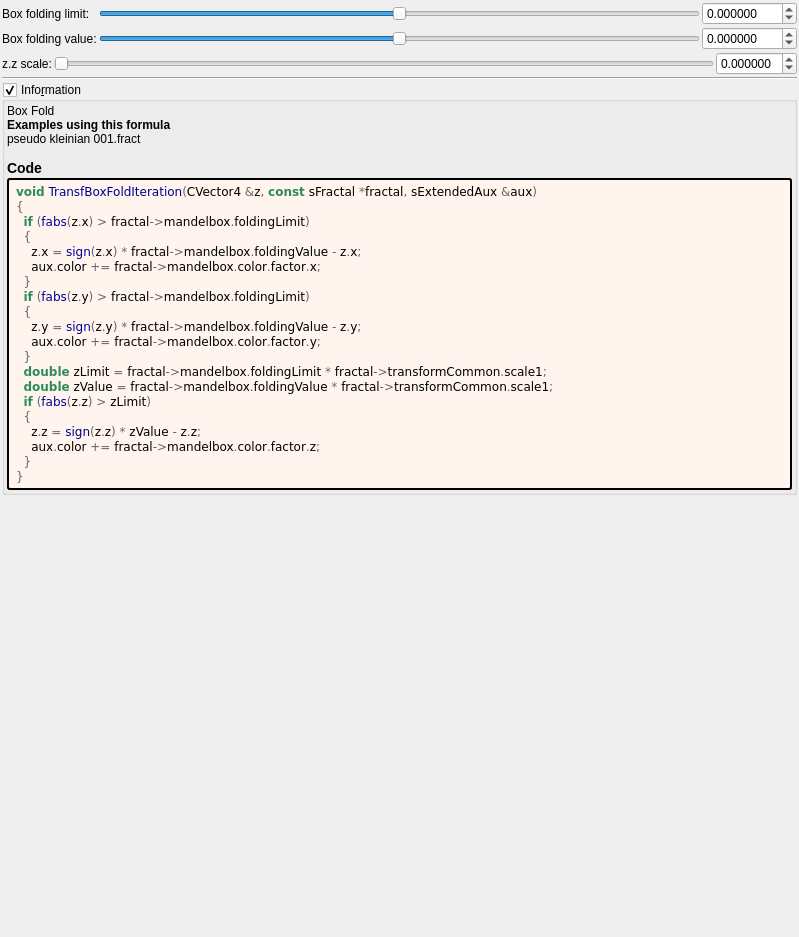
Before: the Qt Designer form mandelbulber2/formula/ui/fractal_transf_box_fold.ui in buddhi1980/mandelbulber2, drawn with Qt 5.
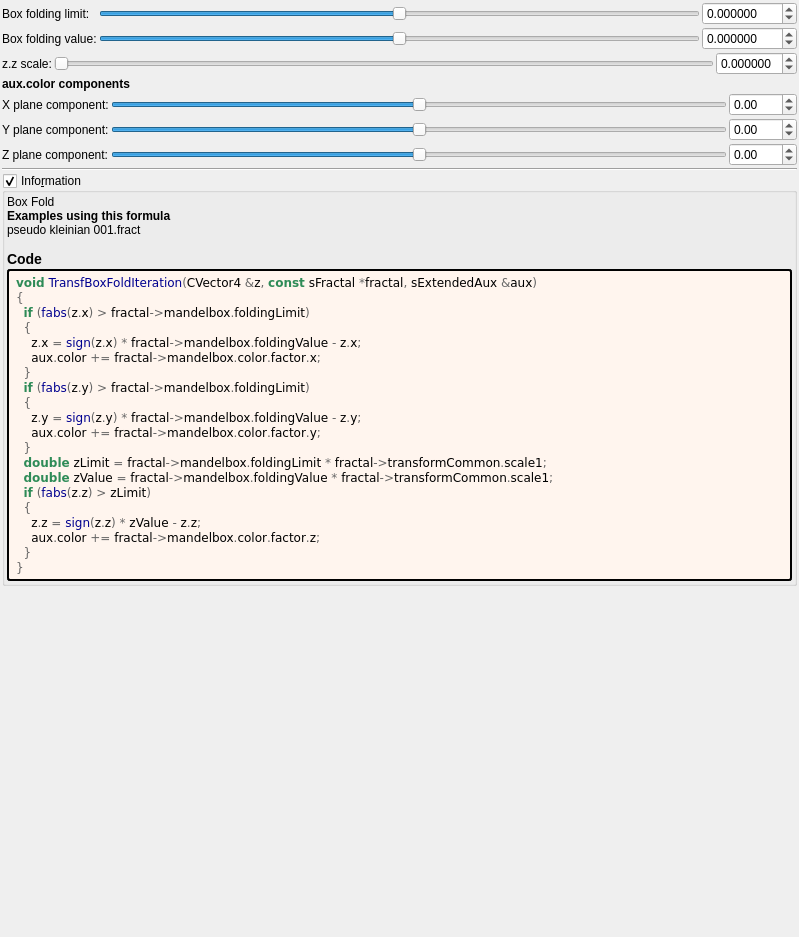
After: the same form once the commit is applied. Custom widgets are drawn as their Qt base class.

Commit message: more general color updates and fixes

What changed in the file:
```diff
--- a/mandelbulber2/formula/ui/fractal_transf_box_fold.ui
+++ b/mandelbulber2/formula/ui/fractal_transf_box_fold.ui
@@ -211,6 +211,197 @@
      </item>
     </layout>
    </item>
+   <item>
+    <layout class="QGridLayout" name="gridLayout_13">
+     <property name="spacing">
+      <number>2</number>
+     </property>
+     <item row="4" column="2">
+      <widget class="MyDoubleSpinBox" name="spinbox3_mandelbox_color_z">
+       <property name="sizePolicy">
+        <sizepolicy hsizetype="Minimum" vsizetype="Maximum">
+         <horstretch>0</horstretch>
+         <verstretch>0</verstretch>
+        </sizepolicy>
+       </property>
+       <property name="prefix">
+        <string/>
+       </property>
+       <property name="suffix">
+        <string/>
+       </property>
+       <property name="decimals">
+        <number>2</number>
+       </property>
+       <property name="minimum">
+        <double>-100.000000000000000</double>
+       </property>
+       <property name="maximum">
+        <double>100.000000000000000</double>
+       </property>
+       <property name="singleStep">
+        <double>0.100000000000000</double>
+       </property>
+      </widget>
+     </item>
+     <item row="2" column="0">
+      <widget class="QLabel" name="label_25">
+       <property name="text">
+        <string>X plane component:</string>
+       </property>
+      </widget>
+     </item>
+     <item row="4" column="1">
+      <widget class="QSlider" name="slider3_mandelbox_color_z">
+       <property name="sizePolicy">
+        <sizepolicy hsizetype="Expanding" vsizetype="Maximum">
+         <horstretch>0</horstretch>
+         <verstretch>0</verstretch>
+        </sizepolicy>
+       </property>
+       <property name="minimum">
+        <number>-500</number>
+       </property>
+       <property name="maximum">
+        <number>500</number>
+       </property>
+       <property name="singleStep">
+        <number>1</number>
+       </property>
+       <property name="orientation">
+        <enum>Qt::Horizontal</enum>
+       </property>
+      </widget>
+     </item>
+     <item row="2" column="1">
+      <widget class="QSlider" name="slider3_mandelbox_color_x">
+       <property name="sizePolicy">
+        <sizepolicy hsizetype="Expanding" vsizetype="Maximum">
+         <horstretch>0</horstretch>
+         <verstretch>0</verstretch>
+        </sizepolicy>
+       </property>
+       <property name="minimum">
+        <number>-500</number>
+       </property>
+       <property name="maximum">
+        <number>500</number>
+       </property>
+       <property name="singleStep">
+        <number>1</number>
+       </property>
+       <property name="orientation">
+        <enum>Qt::Horizontal</enum>
+       </property>
+      </widget>
+     </item>
+     <item row="2" column="2">
+      <widget class="MyDoubleSpinBox" name="spinbox3_mandelbox_color_x">
+       <property name="sizePolicy">
+        <sizepolicy hsizetype="Minimum" vsizetype="Maximum">
+         <horstretch>0</horstretch>
+         <verstretch>0</verstretch>
+        </sizepolicy>
+       </property>
+       <property name="prefix">
+        <string/>
+       </property>
+       <property name="suffix">
+        <string/>
+       </property>
+       <property name="decimals">
+        <number>2</number>
+       </property>
+       <property name="minimum">
+        <double>-100.000000000000000</double>
+       </property>
+       <property name="maximum">
+        <double>100.000000000000000</double>
+       </property>
+       <property name="singleStep">
+        <double>0.100000000000000</double>
+       </property>
+      </widget>
+     </item>
+     <item row="3" column="0">
+      <widget class="QLabel" name="label_26">
+       <property name="text">
+        <string>Y plane component:</string>
+       </property>
+      </widget>
+     </item>
+     <item row="3" column="1">
+      <widget class="QSlider" name="slider3_mandelbox_color_y">
+       <property name="sizePolicy">
+        <sizepolicy hsizetype="Expanding" vsizetype="Maximum">
+         <horstretch>0</horstretch>
+         <verstretch>0</verstretch>
+        </sizepolicy>
+       </property>
+       <property name="minimum">
+        <number>-500</number>
+       </property>
+       <property name="maximum">
+        <number>500</number>
+       </property>
+       <property name="singleStep">
+        <number>1</number>
+       </property>
+       <property name="orientation">
+        <enum>Qt::Horizontal</enum>
+       </property>
+      </widget>
+     </item>
+     <item row="4" column="0">
+      <widget class="QLabel" name="label_30">
+       <property name="text">
+        <string>Z plane component:</string>
+       </property>
+      </widget>
+     </item>
+     <item row="3" column="2">
+      <widget class="MyDoubleSpinBox" name="spinbox3_mandelbox_color_y">
+       <property name="sizePolicy">
+        <sizepolicy hsizetype="Minimum" vsizetype="Maximum">
+         <horstretch>0</horstretch>
+         <verstretch>0</verstretch>
+        </sizepolicy>
+       </property>
+       <property name="prefix">
+        <string/>
+       </property>
+       <property name="suffix">
+        <string/>
+       </property>
+       <property name="decimals">
+        <number>2</number>
+       </property>
+       <property name="minimum">
+        <double>-100.000000000000000</double>
+       </property>
+       <property name="maximum">
+        <double>100.000000000000000</double>
+       </property>
+       <property name="singleStep">
+        <double>0.100000000000000</double>
+       </property>
+      </widget>
+     </item>
+     <item row="0" column="0" colspan="2">
+      <widget class="QLabel" name="label_70">
+       <property name="font">
+        <font>
+         <weight>75</weight>
+         <bold>true</bold>
+        </font>
+       </property>
+       <property name="text">
+        <string>aux.color components</string>
+       </property>
+      </widget>
+     </item>
+    </layout>
+   </item>
    <item>
     <widget class="Line" name="line_40">
      <property name="orientation">
@@ -246,27 +437,30 @@
        <number>2</number>
       </property>
       <item>
-	   <widget class="QLabel" name="label_information_general">
-	    <property name="text">
-		 <string notr="true">&lt;p&gt;Box Fold&lt;/p&gt;&lt;table&gt;
+       <widget class="QLabel" name="label_information_general">
+        <property name="text">
+         <string notr="true">&lt;p&gt;Box Fold&lt;/p&gt;&lt;table&gt;
 &lt;/table&gt;
 &lt;br&gt;&lt;b&gt;Examples using this formula&lt;/b&gt;&lt;br&gt;pseudo kleinian 001.fract&lt;h3&gt;Code&lt;/h3&gt;</string>
-		</property>
-		<property name="wordWrap">
-		 <bool>true</bool>
-		</property>
-		<property name="openExternalLinks">
-		 <bool>true</bool>
-		</property>
-		<property name="textInteractionFlags">
-		 <set>Qt::LinksAccessibleByMouse|Qt::TextSelectableByMouse</set>
-		</property>
-		</widget>
-	   </item>
-	   <item>
-	    <widget class="QLabel" name="label_code_content">
-		 <property name="text">
-		  <string notr="true">&lt;body style=&quot;background-color:#fff5ee&quot;&gt;
+        </property>
+        <property name="wordWrap">
+         <bool>true</bool>
+        </property>
+        <property name="openExternalLinks">
+         <bool>true</bool>
+        </property>
+        <property name="textInteractionFlags">
+         <set>Qt::LinksAccessibleByMouse|Qt::TextSelectableByMouse</set>
+        </property>
+       </widget>
+      </item>
+      <item>
+       <widget class="QLabel" name="label_code_content">
+        <property name="styleSheet">
+         <string notr="true">border-style: outset; border-width: 2px; border-radius: 3px; border-color: black; background-color: #fff5ee; padding: 4px;</string>
+        </property>
+        <property name="text">
+         <string notr="true">&lt;body style=&quot;background-color:#fff5ee&quot;&gt;
 &lt;pre style=&quot;color:#000000; background-color:#fff5ee;  font-family:'Courier New',monospace;&quot;&gt;&lt;span style=&quot;color:#2e8b57; font-weight:bold&quot;&gt;void&lt;/span&gt; &lt;span style=&quot;color:#00008f&quot;&gt;TransfBoxFoldIteration&lt;/span&gt;&lt;span style=&quot;color:#676767&quot;&gt;(&lt;/span&gt;CVector4 &lt;span style=&quot;color:#676767&quot;&gt;&amp;amp;&lt;/span&gt;z&lt;span style=&quot;color:#676767&quot;&gt;,&lt;/span&gt; &lt;span style=&quot;color:#2e8b57; font-weight:bold&quot;&gt;const&lt;/span&gt; sFractal &lt;span style=&quot;color:#676767&quot;&gt;*&lt;/span&gt;fractal&lt;span style=&quot;color:#676767&quot;&gt;,&lt;/span&gt; sExtendedAux &lt;span style=&quot;color:#676767&quot;&gt;&amp;amp;&lt;/span&gt;aux&lt;span style=&quot;color:#676767&quot;&gt;)&lt;/span&gt;
 &lt;span style=&quot;color:#676767&quot;&gt;{&lt;/span&gt;
   &lt;span style=&quot;color:#2e8b57; font-weight:bold&quot;&gt;if&lt;/span&gt; &lt;span style=&quot;color:#676767&quot;&gt;(&lt;/span&gt;&lt;span style=&quot;color:#00008f&quot;&gt;fabs&lt;/span&gt;&lt;span style=&quot;color:#676767&quot;&gt;(&lt;/span&gt;z&lt;span style=&quot;color:#676767&quot;&gt;.&lt;/span&gt;x&lt;span style=&quot;color:#676767&quot;&gt;) &amp;gt;&lt;/span&gt; fractal&lt;span style=&quot;color:#676767&quot;&gt;-&amp;gt;&lt;/span&gt;mandelbox&lt;span style=&quot;color:#676767&quot;&gt;.&lt;/span&gt;foldingLimit&lt;span style=&quot;color:#676767&quot;&gt;)&lt;/span&gt;
@@ -289,22 +483,19 @@
 &lt;span style=&quot;color:#676767&quot;&gt;}&lt;/span&gt;
 &lt;/pre&gt;
 &lt;/body&gt;</string>
-		 </property>
-		 <property name="wordWrap">
-		  <bool>true</bool>
-		 </property>
-		 <property name="openExternalLinks">
-		  <bool>true</bool>
-		 </property>
-		 <property name="textInteractionFlags">
-		  <set>Qt::LinksAccessibleByMouse|Qt::TextSelectableByMouse</set>
-		 </property>
-		 <property name="styleSheet">
-		  <string notr="true">border-style: outset; border-width: 2px; border-radius: 3px; border-color: black; background-color: #fff5ee; padding: 4px;</string>
-		  </property>
-		 </widget>
-		</item>
-	   </layout>
+        </property>
+        <property name="wordWrap">
+         <bool>true</bool>
+        </property>
+        <property name="openExternalLinks">
+         <bool>true</bool>
+        </property>
+        <property name="textInteractionFlags">
+         <set>Qt::LinksAccessibleByMouse|Qt::TextSelectableByMouse</set>
+        </property>
+       </widget>
+      </item>
+     </layout>
     </widget>
    </item>
    <item>
@@ -323,17 +514,17 @@
   </layout>
  </widget>
  <customwidgets>
-  <customwidget>
-   <class>MyDoubleSpinBox</class>
-   <extends>QDoubleSpinBox</extends>
-   <header>my_double_spin_box.h</header>
-  </customwidget>
   <customwidget>
    <class>MyGroupBox</class>
    <extends>QGroupBox</extends>
    <header>my_group_box.h</header>
    <container>1</container>
   </customwidget>
+  <customwidget>
+   <class>MyDoubleSpinBox</class>
+   <extends>QDoubleSpinBox</extends>
+   <header>my_double_spin_box.h</header>
+  </customwidget>
  </customwidgets>
  <tabstops>
   <tabstop>slider_mandelbox_folding_limit</tabstop>
```
Left out of the diff: 104 changed lines with no effect on the pictures. The commit also changes 6 other files.
